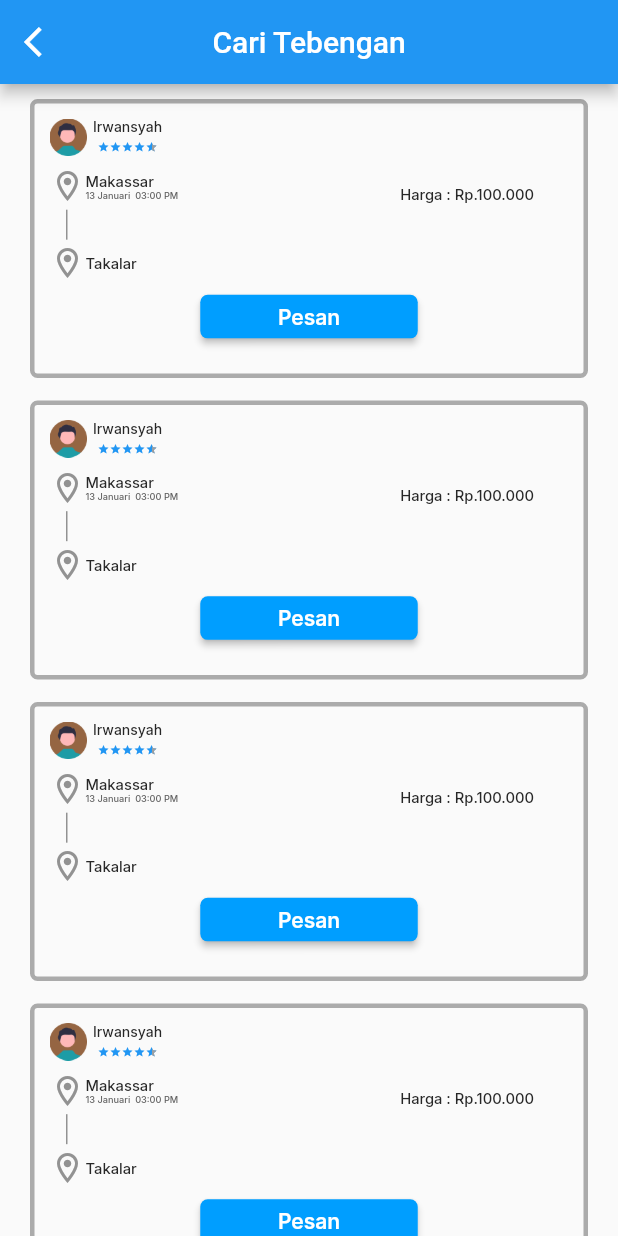
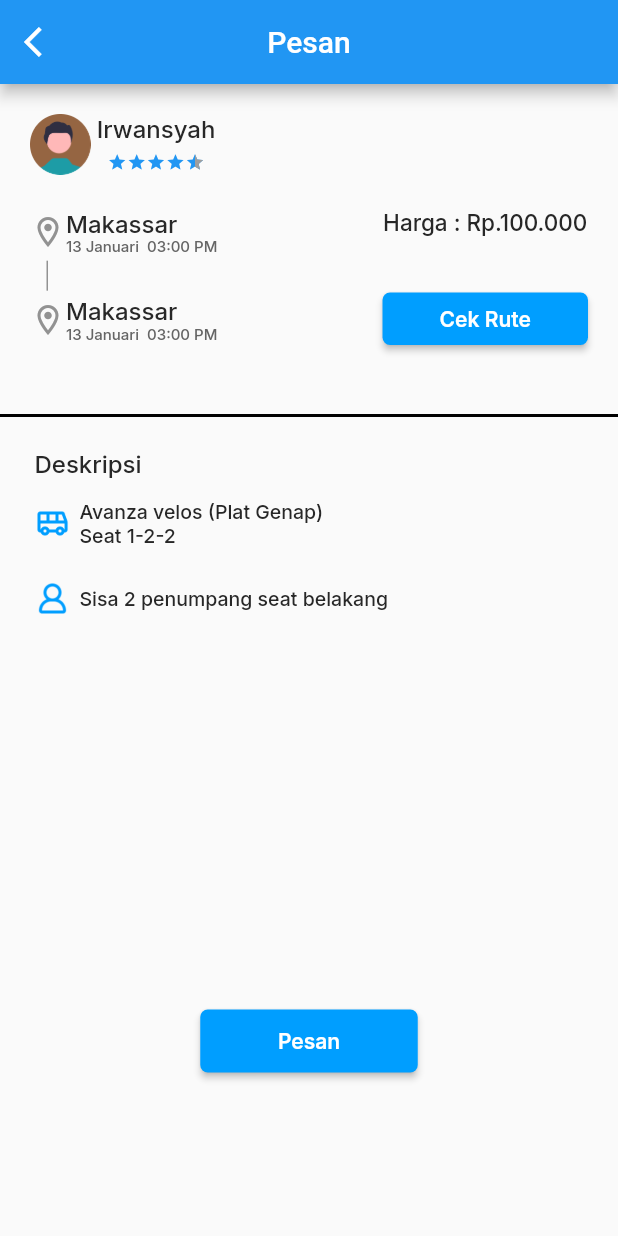
Before and after one commit to Dhaniramli/satuarah-app, a Flutter app: the screen it shows after launch, on a phone screen of 412 x 824 dp. Run offline on Flutter 3.47's test engine with Material 2 defaults, Android fonts, the phone set to English and light mode, and no system bars; our stand-ins replace cloud_firestore, firebase_auth, firebase_core, flutter_switch, get, google_fonts; accounts and stored records are empty.

Commit message:
tampilan ordering

```diff
--- /dev/null
+++ b/lib/app/modules/ordering/bindings/ordering_binding.dart
@@ -0,0 +1,12 @@
+import 'package:get/get.dart';
+
+import '../controllers/ordering_controller.dart';
+
+class OrderingBinding extends Bindings {
+  @override
+  void dependencies() {
+    Get.lazyPut<OrderingController>(
+      () => OrderingController(),
+    );
+  }
+}
--- /dev/null
+++ b/lib/app/modules/ordering/controllers/ordering_controller.dart
@@ -0,0 +1,23 @@
+import 'package:get/get.dart';
+
+class OrderingController extends GetxController {
+  //TODO: Implement OrderingController
+
+  final count = 0.obs;
+  @override
+  void onInit() {
+    super.onInit();
+  }
+
+  @override
+  void onReady() {
+    super.onReady();
+  }
+
+  @override
+  void onClose() {
+    super.onClose();
+  }
+
+  void increment() => count.value++;
+}
--- /dev/null
+++ b/lib/app/modules/ordering/views/ordering_view.dart
@@ -0,0 +1,270 @@
+import 'package:flutter/material.dart';
+import 'package:get/get.dart';
+
+import '../../../../shared/rating_bar.dart';
+import '../../../../theme.dart';
+import '../controllers/ordering_controller.dart';
+
+class OrderingView extends GetView<OrderingController> {
+  const OrderingView({Key? key}) : super(key: key);
+  @override
+  Widget build(BuildContext context) {
+    return Scaffold(
+      appBar: AppBar(
+        title: const Text('Pesan'),
+        centerTitle: true,
+        leading: IconButton(
+          onPressed: () => Get.back(),
+          icon: const Icon(
+            Icons.arrow_back_ios,
+            color: white,
+          ),
+        ),
+      ),
+      body: Column(
+        crossAxisAlignment: CrossAxisAlignment.start,
+        children: [
+          Container(
+            padding: const EdgeInsets.all(20),
+            decoration: BoxDecoration(
+              border: Border(
+                bottom: BorderSide(color: black, width: 2),
+              ),
+            ),
+            child: SizedBox(
+              height: 180,
+              width: double.infinity,
+              child: Column(
+                children: [
+                  Row(
+                    children: [
+                      SizedBox(
+                        height: 40.51,
+                        child: Row(
+                          children: [
+                            Container(
+                              height: 40.51,
+                              width: 40.51,
+                              decoration: BoxDecoration(
+                                  borderRadius: BorderRadius.circular(50)),
+                              child: Image.asset(
+                                "assets/profile.png",
+                                width: 40.51,
+                                height: 40.51,
+                                fit: BoxFit.fill,
+                              ),
+                            ),
+                            const SizedBox(width: 4),
+                            Column(
+                              children: [
+                                Text(
+                                  "Irwansyah",
+                                  style: textBlackDuaStyle.copyWith(
+                                    fontSize: 16,
+                                    fontWeight: medium,
+                                  ),
+                                ),
+                                Container(
+                                  margin: const EdgeInsets.only(top: 6.92),
+                                  height: 12.96,
+                                  width: 64.81,
+                                  child: const RatingBar(
+                                    rating: 4.5,
+                                    ratingCount: 12,
+                                    size: 12.96,
+                                  ),
+                                )
+                              ],
+                            ),
+                          ],
+                        ),
+                      )
+                    ],
+                  ),
+                  Container(
+                    margin: const EdgeInsets.only(top: 22.49),
+                    child: Row(
+                      crossAxisAlignment: CrossAxisAlignment.start,
+                      mainAxisAlignment: MainAxisAlignment.spaceBetween,
+                      children: [
+                        Column(
+                          crossAxisAlignment: CrossAxisAlignment.start,
+                          children: [
+                            Row(
+                              children: [
+                                Icon(Icons.location_on_outlined,
+                                    color: grayTigaColor),
+                                Column(
+                                  crossAxisAlignment: CrossAxisAlignment.start,
+                                  children: [
+                                    Text(
+                                      'Makassar',
+                                      style: textBlackDuaStyle.copyWith(
+                                          fontSize: 16, fontWeight: medium),
+                                    ),
+                                    Text(
+                                      '13 Januari  03:00 PM',
+                                      style: textGrayStyle.copyWith(
+                                          fontSize: 10, fontWeight: medium),
+                                    ),
+                                  ],
+                                ),
+                              ],
+                            ),
+                            Container(
+                              width: 1,
+                              height: 20,
+                              color: grayTigaColor,
+                              margin: const EdgeInsets.only(
+                                  left: 11, top: 3.79, bottom: 3.79),
+                            ),
+                            Row(
+                              children: [
+                                Icon(Icons.location_on_outlined,
+                                    color: grayTigaColor),
+                                Column(
+                                  crossAxisAlignment: CrossAxisAlignment.start,
+                                  children: [
+                                    Text(
+                                      'Makassar',
+                                      style: textBlackDuaStyle.copyWith(
+                                          fontSize: 16, fontWeight: medium),
+                                    ),
+                                    Text(
+                                      '13 Januari  03:00 PM',
+                                      style: textGrayStyle.copyWith(
+                                          fontSize: 10, fontWeight: medium),
+                                    ),
+                                  ],
+                                ),
+                              ],
+                            ),
+                          ],
+                        ),
+                        Column(
+                          mainAxisAlignment: MainAxisAlignment.spaceBetween,
+                          children: [
+                            Text(
+                              'Harga : Rp.100.000',
+                              style: textBlackDuaStyle.copyWith(
+                                  fontSize: 15, fontWeight: medium),
+                            ),
+                            Container(
+                              margin: const EdgeInsets.only(top: 38),
+                              width: 137,
+                              height: 35,
+                              child: ElevatedButton(
+                                onPressed: () {},
+                                style: ElevatedButton.styleFrom(
+                                  backgroundColor: primaryColor,
+                                  shape: RoundedRectangleBorder(
+                                    borderRadius: BorderRadius.circular(5),
+                                  ),
+                                ),
+                                child: Text(
+                                  "Cek Rute",
+                                  style: textWhiteStyle.copyWith(
+                                    fontSize: 14,
+                                    fontWeight: semiBold,
+                                  ),
+                                ),
+                              ),
+                            ),
+                          ],
+                        )
+                      ],
+                    ),
+                  ),
+                ],
+              ),
+            ),
+          ),
+          Padding(
+            padding: const EdgeInsets.symmetric(horizontal: 23, vertical: 21),
+            child: Column(
+              crossAxisAlignment: CrossAxisAlignment.start,
+              children: [
+                Text(
+                  'Deskripsi',
+                  style: textBlackDuaStyle.copyWith(
+                    fontSize: 16,
+                    fontWeight: medium,
+                  ),
+                ),
+                const SizedBox(height: 15),
+                Row(
+                  children: [
+                    Image.asset(
+                      "assets/bus.png",
+                      width: 24,
+                      height: 24,
+                    ),
+                    const SizedBox(width: 6),
+                    Column(
+                      crossAxisAlignment: CrossAxisAlignment.start,
+                      children: [
+                        Text(
+                          "Avanza velos (Plat Genap)",
+                          style: textBlackDuaStyle.copyWith(
+                              fontSize: 13, fontWeight: medium),
+                        ),
+                        Text(
+                          "Seat 1-2-2",
+                          style: textBlackDuaStyle.copyWith(
+                              fontSize: 13, fontWeight: medium),
+                        ),
+                      ],
+                    )
+                  ],
+                ),
+                const SizedBox(height: 22),
+                Row(
+                  children: [
+                    Image.asset(
+                      "assets/user.png",
+                      width: 24,
+                      height: 24,
+                    ),
+                    const SizedBox(width: 6),
+                    Text(
+                      "Sisa 2 penumpang seat belakang",
+                      style: textBlackDuaStyle.copyWith(
+                          fontSize: 13, fontWeight: medium),
+                    ),
+                  ],
+                ),
+              ],
+            ),
+          ),
+          const SizedBox(height: 203),
+          Row(
+            mainAxisAlignment: MainAxisAlignment.center,
+            children: [
+              Container(
+                margin: const EdgeInsets.only(top: 38),
+                width: 145,
+                height: 42,
+                child: ElevatedButton(
+                  onPressed: () {},
+                  style: ElevatedButton.styleFrom(
+                    backgroundColor: primaryColor,
+                    shape: RoundedRectangleBorder(
+                      borderRadius: BorderRadius.circular(5),
+                    ),
+                  ),
+                  child: Text(
+                    "Pesan",
+                    style: textWhiteStyle.copyWith(
+                      fontSize: 14,
+                      fontWeight: semiBold,
+                    ),
+                  ),
+                ),
+              ),
+            ],
+          ),
+        ],
+      ),
+    );
+  }
+}
--- a/lib/app/routes/app_pages.dart
+++ b/lib/app/routes/app_pages.dart
@@ -14,6 +14,8 @@ import '../modules/leaving_today/bindings/leaving_today_binding.dart';
 import '../modules/leaving_today/views/leaving_today_view.dart';
 import '../modules/main_navigation/bindings/main_navigation_binding.dart';
 import '../modules/main_navigation/views/main_navigation_view.dart';
+import '../modules/ordering/bindings/ordering_binding.dart';
+import '../modules/ordering/views/ordering_view.dart';
 import '../modules/popular_route/bindings/popular_route_binding.dart';
 import '../modules/popular_route/views/popular_route_view.dart';
 import '../modules/profile/bindings/profile_binding.dart';
@@ -84,5 +86,10 @@ class AppPages {
       page: () => CekView(),
       binding: CekBinding(),
     ),
+    GetPage(
+      name: _Paths.ORDERING,
+      page: () => const OrderingView(),
+      binding: OrderingBinding(),
+    ),
   ];
 }
--- a/lib/app/routes/app_routes.dart
+++ b/lib/app/routes/app_routes.dart
@@ -14,6 +14,7 @@ abstract class Routes {
   static const CHAT = _Paths.CHAT;
   static const HISTORY = _Paths.HISTORY;
   static const CEK = _Paths.CEK;
+  static const ORDERING = _Paths.ORDERING;
 }
 
 abstract class _Paths {
@@ -29,4 +30,5 @@ abstract class _Paths {
   static const CHAT = '/chat';
   static const HISTORY = '/history';
   static const CEK = '/cek';
+  static const ORDERING = '/ordering';
 }
--- a/lib/main.dart
+++ b/lib/main.dart
@@ -29,7 +29,7 @@ class MyApp extends StatelessWidget {
     return GetMaterialApp(
           debugShowCheckedModeBanner: false,
           title: "Application",
-          initialRoute: Routes.FIND_RIDE,
+          initialRoute: Routes.ORDERING,
           getPages: AppPages.routes,
         );
 
```
Also changed, not shown: assets/bus.png (added), assets/user.png (added).
